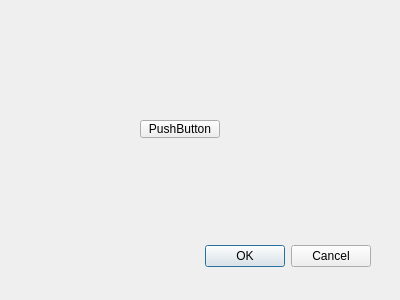
juzzzzzt/SpaceMissions, file detailswindow.ui: the form before one commit.
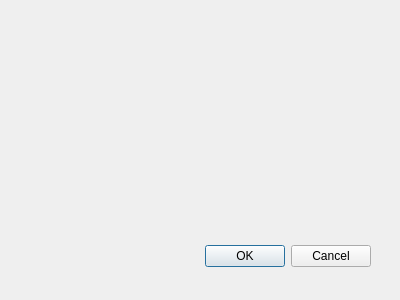
The form after the commit.

The edit to the form file:
```diff
--- a/detailswindow.ui
+++ b/detailswindow.ui
@@ -29,19 +29,6 @@
     <set>QDialogButtonBox::Cancel|QDialogButtonBox::Ok</set>
    </property>
   </widget>
-  <widget class="QPushButton" name="pushButton">
-   <property name="geometry">
-    <rect>
-     <x>140</x>
-     <y>120</y>
-     <width>80</width>
-     <height>18</height>
-    </rect>
-   </property>
-   <property name="text">
-    <string>PushButton</string>
-   </property>
-  </widget>
  </widget>
  <resources/>
  <connections>
```
Left out of the diff: 30 changed lines with no effect on the pictures.
